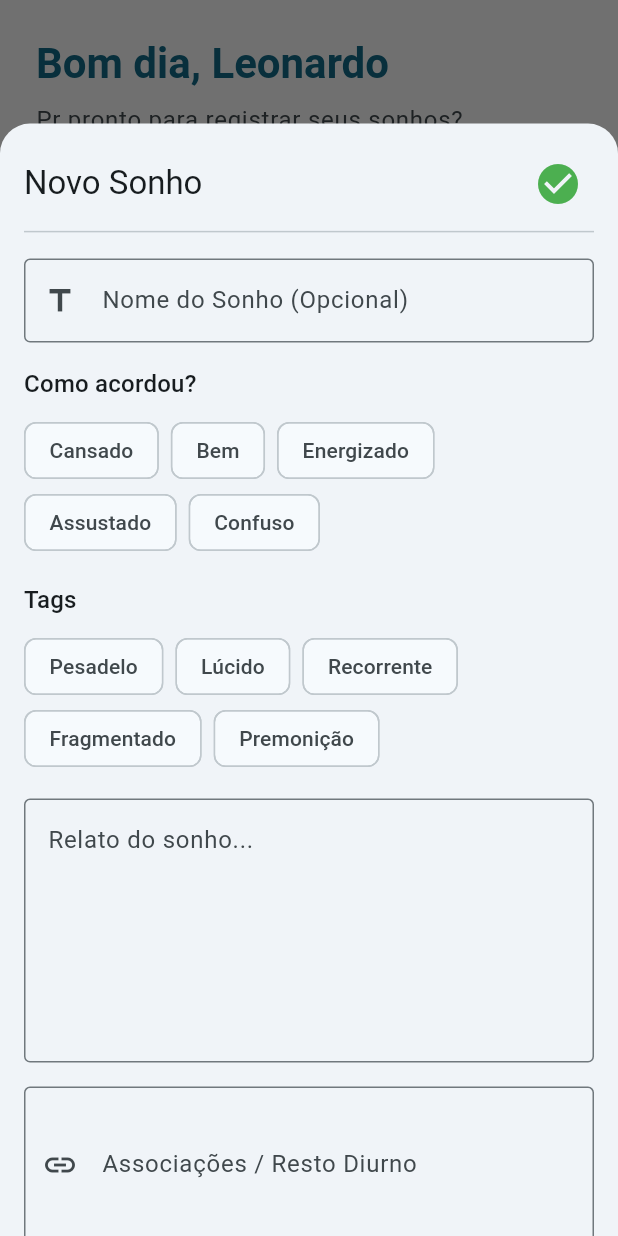
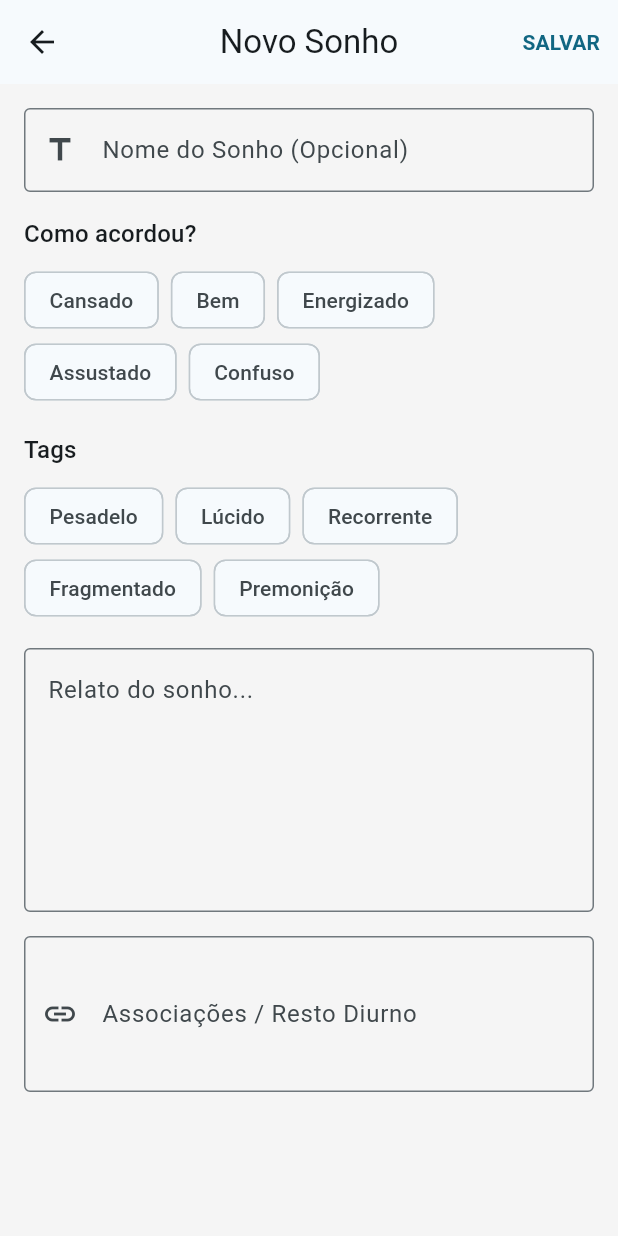
Before and after one commit to leonardoarthur/psicolog, a Flutter app: the screen it shows after launch, after a tap on "GRAVAR SONHO AGORA", on a phone screen of 412 x 824 dp. Run offline on Flutter 3.47's test engine with Material 3 defaults, Android fonts, the phone set to English and light mode, and no system bars; our stand-ins replace flutter_animate, flutter_heatmap_calendar, google_fonts, isar; missing offline and left inert: animate_gradient; accounts and stored records are empty; generated files the repository leaves out were written again.

Commit message:
Corrigido o erro da aparição do teclado. refactor: present entry forms as full-screen pages instead of modal bottom sheets and refactor form layout with Scaffold.

```diff
--- a/lib/ui/screens/dreams_screen.dart
+++ b/lib/ui/screens/dreams_screen.dart
@@ -42,25 +42,13 @@ class DreamsScreen extends StatelessWidget {
                   const SizedBox(height: 24),
                   FilledButton.icon(
                     onPressed: () {
-                      showModalBottomSheet(
-                        context: context,
-                        isScrollControlled: true,
-                        shape: const RoundedRectangleBorder(
-                          borderRadius: BorderRadius.vertical(
-                            top: Radius.circular(20),
+                      Navigator.push(
+                        context,
+                        MaterialPageRoute(
+                          builder: (context) => EntryFormWidget(
+                            type: EntryType.dream,
+                            scrollController: ScrollController(),
                           ),
-                        ),
-                        builder: (context) => DraggableScrollableSheet(
-                          initialChildSize: 0.9,
-                          minChildSize: 0.5,
-                          maxChildSize: 0.95,
-                          expand: false,
-                          builder: (context, scrollController) {
-                            return EntryFormWidget(
-                              type: EntryType.dream,
-                              scrollController: scrollController,
-                            );
-                          },
                         ),
                       );
                     },
--- a/lib/ui/screens/journal_screen.dart
+++ b/lib/ui/screens/journal_screen.dart
@@ -169,23 +169,14 @@ class JournalScreen extends StatelessWidget {
   }
 
   void _showEntryForm(BuildContext context, EntryType type) {
-    showModalBottomSheet(
-      context: context,
-      isScrollControlled: true,
-      shape: const RoundedRectangleBorder(
-        borderRadius: BorderRadius.vertical(top: Radius.circular(20)),
-      ),
-      builder: (context) => DraggableScrollableSheet(
-        initialChildSize: 0.9,
-        minChildSize: 0.5,
-        maxChildSize: 0.95,
-        expand: false,
-        builder: (context, scrollController) {
-          return EntryFormWidget(
-            type: type,
-            scrollController: scrollController,
-          );
-        },
+    Navigator.push(
+      context,
+      MaterialPageRoute(
+        builder: (context) => EntryFormWidget(
+          type: type,
+          // scrollController passed as dummy or removed if we clean up EntryFormWidget constructor
+          scrollController: ScrollController(),
+        ),
       ),
     );
   }
--- a/lib/ui/widgets/entry_form.dart
+++ b/lib/ui/widgets/entry_form.dart
@@ -89,37 +89,32 @@ class _EntryFormWidgetState extends State<EntryFormWidget> {
 
   @override
   Widget build(BuildContext context) {
-    // Optimization: Instead of wrapping everything in Padding that changes with viewInsets (causing full rebuild/resize),
-    // we just add the viewInsets to the bottom padding of the ScrollView.
-    final bottomPadding = MediaQuery.of(context).viewInsets.bottom;
-
-    return ListView(
-      controller: widget.scrollController,
-      padding: EdgeInsets.fromLTRB(16, 16, 16, 16 + bottomPadding),
-      children: [
-        Row(
-          mainAxisAlignment: MainAxisAlignment.spaceBetween,
-          children: [
-            Text(
+    // Optimization: using Scaffold to handle keyboard resize natively avoids
+    // manual rebuilds triggered by MediaQuery.viewInsets on every frame.
+    return Scaffold(
+      appBar: AppBar(
+        title: Text(
           widget.type == EntryType.dream
               ? 'Novo Sonho'
               : widget.type == EntryType.insight
               ? 'Novo Insight'
               : 'Nova Emoção',
-              style: Theme.of(context).textTheme.titleLarge,
         ),
-            IconButton(
+        actions: [
+          TextButton(
             onPressed: _save,
-              icon: const Icon(
-                Icons.check_circle,
-                size: 32,
-                color: Colors.green, // Maybe change to Theme primary
+            child: const Text(
+              'SALVAR',
+              style: TextStyle(fontWeight: FontWeight.bold),
             ),
           ),
         ],
       ),
-        const Divider(),
-        const SizedBox(height: 10),
+      body: ListView(
+        // controller: widget.scrollController, // Not needed for full screen
+        padding: const EdgeInsets.all(16),
+        children: [
+          // Row removed (now in AppBar)
 
           // Title Field for all
           TextField(
@@ -134,7 +129,10 @@ class _EntryFormWidgetState extends State<EntryFormWidget> {
 
           // Dream Specific Fields
           if (widget.type == EntryType.dream) ...[
-          Text('Como acordou?', style: Theme.of(context).textTheme.titleMedium),
+            Text(
+              'Como acordou?',
+              style: Theme.of(context).textTheme.titleMedium,
+            ),
             const SizedBox(height: 8),
             Wrap(
               spacing: 8,
@@ -229,14 +227,9 @@ class _EntryFormWidgetState extends State<EntryFormWidget> {
             const SizedBox(height: 16),
           ],
 
-        const SizedBox(height: 20),
-        FilledButton.icon(
-          onPressed: _save,
-          icon: const Icon(Icons.save),
-          label: const Text('Salvar Entrada'),
+          const SizedBox(height: 40), // Extra space at bottom
+        ],
       ),
-        const SizedBox(height: 20),
-      ],
     );
   }
 }
```
Lines whose indentation alone changed are shown as unchanged.
